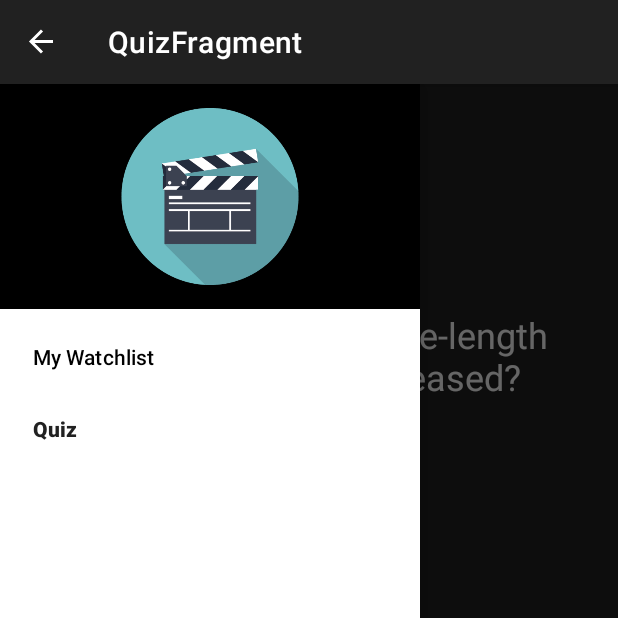
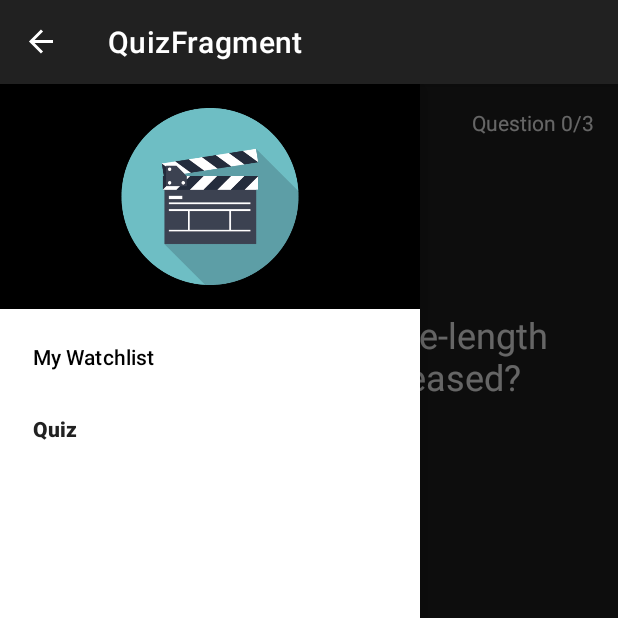
Before and after one commit to odorfner/mad04lifecycle-and-architecture-components-starter-template, an Android app: the QuizFragment screen opened through its navigation route, with the side drawer open, on a phone screen of 412 x 824 dp, the top half of it. Run offline under Robolectric (Android 15) with nearby library versions, the phone set to English and light mode, and no system bars; our stand-ins replace data binding, navigation-ui.

Commit message:
small fixes

```diff
--- a/app/src/main/java/com/example/mad03_fragments_and_navigation/QuizFragment.kt
+++ b/app/src/main/java/com/example/mad03_fragments_and_navigation/QuizFragment.kt
@@ -1,11 +1,11 @@
 package com.example.mad03_fragments_and_navigation
 
 import android.os.Bundle
-import androidx.fragment.app.Fragment
 import android.view.LayoutInflater
 import android.view.View
 import android.view.ViewGroup
 import androidx.databinding.DataBindingUtil
+import androidx.fragment.app.Fragment
 import com.example.mad03_fragments_and_navigation.databinding.FragmentQuizBinding
 import com.example.mad03_fragments_and_navigation.models.QuestionCatalogue
 
@@ -20,6 +20,8 @@ class QuizFragment : Fragment() {
     override fun onCreateView(inflater: LayoutInflater, container: ViewGroup?, savedInstanceState: Bundle?): View {
         binding = DataBindingUtil.inflate(inflater, R.layout.fragment_quiz, container, false)
 
+        binding.index = index
+        binding.questionsCount = questions.size
         binding.question = questions[index]
 
         binding.btnNext.setOnClickListener {
--- a/app/src/main/res/layout/fragment_quiz.xml
+++ b/app/src/main/res/layout/fragment_quiz.xml
@@ -6,6 +6,12 @@ xmlns:tools="http://schemas.android.com/tools"
     >
 
     <data>
+        <variable
+            name="index"
+            type="Integer" />
+        <variable
+            name="questionsCount"
+            type="Integer" />
         <variable
             name="question"
             type="com.example.mad03_fragments_and_navigation.models.Question" />
@@ -17,6 +23,17 @@ xmlns:tools="http://schemas.android.com/tools"
         android:layout_width="match_parent"
         android:layout_height="match_parent"
         tools:context=".QuizFragment">
+
+        <TextView
+            android:id="@+id/currentQuestionText"
+            android:layout_width="wrap_content"
+            android:layout_height="wrap_content"
+            android:textColor="@color/white"
+            android:text="@{String.format(@string/question_progress, index, questionsCount)}"
+            android:layout_marginTop="16dp"
+            android:layout_marginEnd="16dp"
+            app:layout_constraintEnd_toEndOf="parent"
+            app:layout_constraintTop_toTopOf="parent" />
 
         <TextView
             android:id="@+id/questionText"
--- a/app/src/main/res/menu/options_menu.xml
+++ b/app/src/main/res/menu/options_menu.xml
@@ -4,4 +4,7 @@
     <item
         android:id="@+id/watchlistFragment"
         android:title="@string/my_watchlist" />
+    <item
+        android:id="@+id/quizFragment"
+        android:title="@string/quiz" />
 </menu>
--- a/app/src/main/res/values/strings.xml
+++ b/app/src/main/res/values/strings.xml
@@ -24,4 +24,6 @@
     <string name="quiz">Quiz</string>
     <string name="your_score">Your Score</string>
     <string name="default_score">0/0</string>
+
+    <string name="question_progress">Question %d/%d</string>
 </resources>
```
Also changed, not shown: app/src/main/res/layout/fragment_home.xml (+0 -15 lines).
